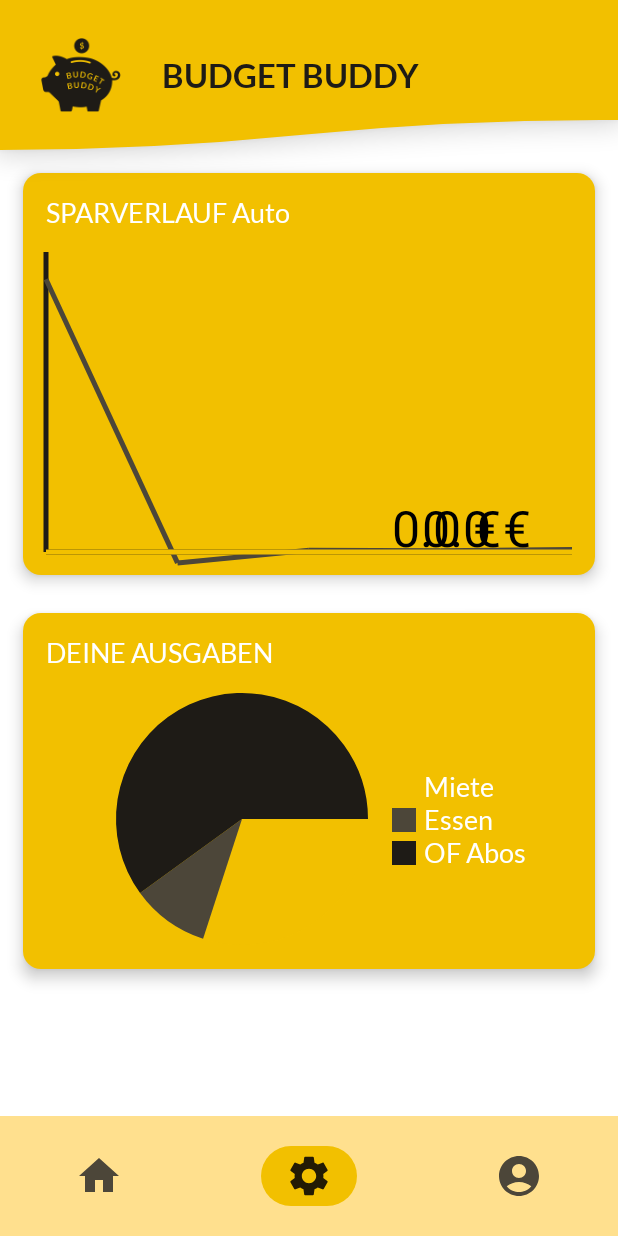
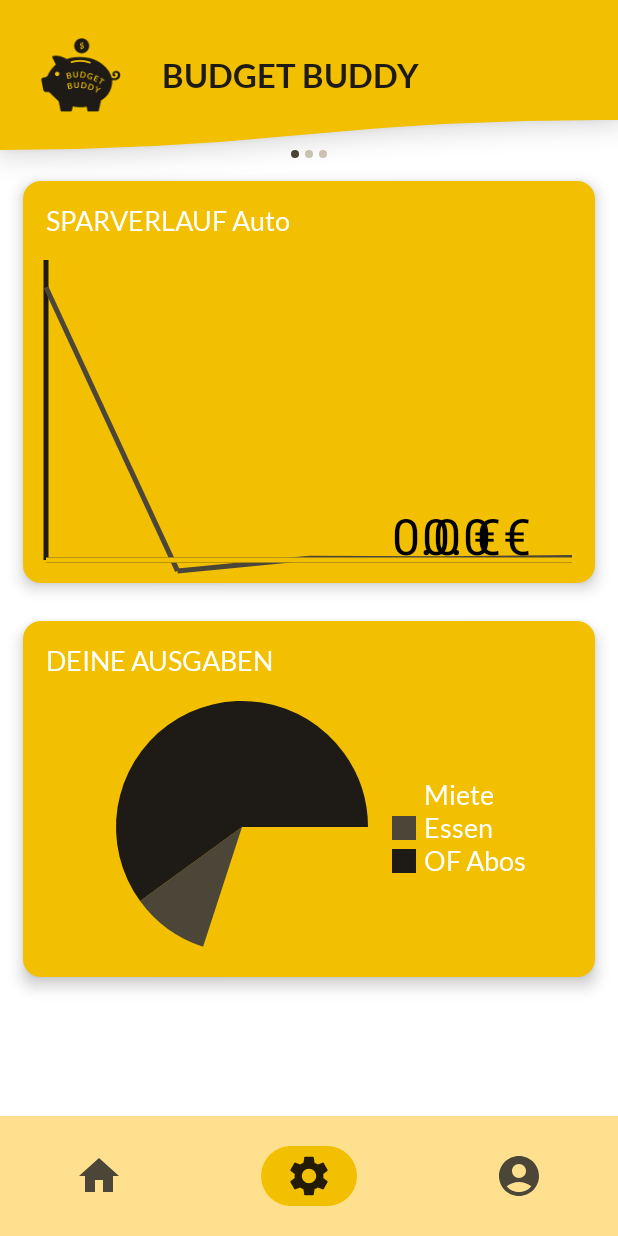
Before and after one commit to adamickik/BudgetBuddy, an Android app built with Jetpack Compose: the screen it shows after launch (MainActivity), item 2 of the bottom bar chosen, on a phone screen of 412 x 824 dp. Run offline under Robolectric (Android 15) with nearby library versions, the phone set to English and light mode, and no system bars; our stand-ins replace Dagger/Hilt's generated code, Room's generated code, livedata-compose.

Commit message:
Added Carousel to AnalyticsScreen

```diff
--- a/app/src/main/java/de/dhbw/heidenheim/adamickikarolina/budgetbuddy/data/savingGoal/SavingGoalDao.kt
+++ b/app/src/main/java/de/dhbw/heidenheim/adamickikarolina/budgetbuddy/data/savingGoal/SavingGoalDao.kt
@@ -25,6 +25,9 @@ interface SavingGoalDao {
     @Query("SELECT * FROM savingGoals WHERE sgName LIKE :savingGoalName LIMIT 1")
     fun getByName(savingGoalName: String): LiveData<SavingGoal>
 
+    @Query("SELECT COUNT(*) FROM savingGoals")
+    fun getCount(): Int
+
     @Insert
     fun insert(vararg savingGoal: SavingGoal)
 
--- a/app/src/main/java/de/dhbw/heidenheim/adamickikarolina/budgetbuddy/data/savingGoal/SavingGoalRepository.kt
+++ b/app/src/main/java/de/dhbw/heidenheim/adamickikarolina/budgetbuddy/data/savingGoal/SavingGoalRepository.kt
@@ -26,6 +26,10 @@ class SavingGoalRepository @Inject constructor(
         return savingGoalDao.getByName(sgName)
     }
 
+    fun getSavingGoalCount(): Int {
+        return savingGoalDao.getCount()
+    }
+
     fun insert(savingGoal: SavingGoal) {
         savingGoalDao.insert(savingGoal)
     }
--- a/app/src/main/java/de/dhbw/heidenheim/adamickikarolina/budgetbuddy/navigation/AnalyticsScreen.kt
+++ b/app/src/main/java/de/dhbw/heidenheim/adamickikarolina/budgetbuddy/navigation/AnalyticsScreen.kt
@@ -1,23 +1,50 @@
 package de.dhbw.heidenheim.adamickikarolina.budgetbuddy.navigation
 
+import androidx.compose.foundation.ExperimentalFoundationApi
 import androidx.compose.foundation.layout.Box
 import androidx.compose.foundation.layout.Column
 import androidx.compose.foundation.layout.fillMaxSize
+import androidx.compose.foundation.layout.fillMaxWidth
+import androidx.compose.foundation.pager.HorizontalPager
+import androidx.compose.foundation.pager.rememberPagerState
+import androidx.compose.material3.MaterialTheme
 import androidx.compose.runtime.Composable
+import androidx.compose.runtime.getValue
+import androidx.compose.runtime.livedata.observeAsState
 import androidx.compose.ui.Modifier
 import androidx.compose.ui.tooling.preview.Preview
+import androidx.hilt.navigation.compose.hiltViewModel
 import de.dhbw.heidenheim.adamickikarolina.budgetbuddy.data.ChartType
 import de.dhbw.heidenheim.adamickikarolina.budgetbuddy.ui.composables.charts.ChartCard
+import de.dhbw.heidenheim.adamickikarolina.budgetbuddy.ui.composables.general.AssignmentDialog
+import de.dhbw.heidenheim.adamickikarolina.budgetbuddy.ui.composables.general.DotsIndicator
+import de.dhbw.heidenheim.adamickikarolina.budgetbuddy.ui.composables.general.SnappingLazyRow
+import de.dhbw.heidenheim.adamickikarolina.budgetbuddy.ui.composables.savings.SavingDepotCard
+import de.dhbw.heidenheim.adamickikarolina.budgetbuddy.ui.composables.savings.SavingsCard
+import de.dhbw.heidenheim.adamickikarolina.budgetbuddy.ui.viewModel.ExpenseViewModel
+import de.dhbw.heidenheim.adamickikarolina.budgetbuddy.ui.viewModel.SavingsGoalViewModel
 
+@OptIn(ExperimentalFoundationApi::class)
 @Preview
 @Composable
 fun AnalyticsScreen(){
-    Box(
-        modifier = Modifier.fillMaxSize(),
+    val savingGoalsViewModel = hiltViewModel<SavingsGoalViewModel>()
+    val savingsGoalsListSize = savingGoalsViewModel.getSavingGoalCount()
+    val pagerState = rememberPagerState(pageCount = { savingsGoalsListSize})
+
+    Column(
+        modifier = Modifier.fillMaxWidth()
     ) {
-        Column {
+        DotsIndicator(
+            totalDots = savingsGoalsListSize + 1,
+            selectedIndex = pagerState.currentPage
+        )
+        HorizontalPager(
+            state = pagerState
+        ) { page ->
+            // TODO get this into ViewModel
             ChartCard(chartType = ChartType.LineChart)
-            ChartCard(chartType = ChartType.PieChart)
         }
+        ChartCard(chartType = ChartType.PieChart)
     }
 }
--- a/app/src/main/java/de/dhbw/heidenheim/adamickikarolina/budgetbuddy/ui/composables/charts/ChartCard.kt
+++ b/app/src/main/java/de/dhbw/heidenheim/adamickikarolina/budgetbuddy/ui/composables/charts/ChartCard.kt
@@ -24,6 +24,7 @@ fun ChartCard(
 
     // TODO change to string
     val savingsGoalName = chartViewModel.savingsGoalName.observeAsState("Default Name")
+
     ElevatedCard(
         elevation = CardDefaults.cardElevation(defaultElevation = 6.dp),
         modifier = Modifier
@@ -31,7 +32,6 @@ fun ChartCard(
             .padding(top = 15.dp, start = 15.dp, end = 15.dp, bottom = 10.dp),
     ) {
         Column {
-
             val text = when (chartType) {
                 ChartType.LineChart -> stringResource(R.string.analytics_savingsHistory_name, savingsGoalName.value)
                 ChartType.PieChart -> stringResource(R.string.analytics_expenses_name)
--- a/app/src/main/java/de/dhbw/heidenheim/adamickikarolina/budgetbuddy/ui/composables/general/DotsIndicator.kt
+++ b/app/src/main/java/de/dhbw/heidenheim/adamickikarolina/budgetbuddy/ui/composables/general/DotsIndicator.kt
@@ -10,6 +10,7 @@ import androidx.compose.foundation.layout.size
 import androidx.compose.foundation.layout.wrapContentHeight
 import androidx.compose.foundation.lazy.LazyRow
 import androidx.compose.foundation.shape.CircleShape
+import androidx.compose.material3.MaterialTheme
 import androidx.compose.runtime.Composable
 import androidx.compose.ui.Modifier
 import androidx.compose.ui.draw.clip
@@ -19,9 +20,7 @@ import androidx.compose.ui.unit.dp
 @Composable
 fun DotsIndicator(
     totalDots : Int,
-    selectedIndex : Int,
-    selectedColor: Color,
-    unSelectedColor: Color,
+    selectedIndex : Int
 ){
     LazyRow(
         modifier = Modifier
@@ -36,14 +35,14 @@ fun DotsIndicator(
                     modifier = Modifier
                         .size(5.dp)
                         .clip(CircleShape)
-                        .background(selectedColor)
+                        .background(MaterialTheme.colorScheme.onSurfaceVariant)
                 )
             } else {
                 Box(
                     modifier = Modifier
                         .size(5.dp)
                         .clip(CircleShape)
-                        .background(unSelectedColor)
+                        .background(MaterialTheme.colorScheme.outlineVariant)
                 )
             }
             if (index != totalDots - 1) {
--- a/app/src/main/java/de/dhbw/heidenheim/adamickikarolina/budgetbuddy/ui/composables/general/SnappingLazyRow.kt
+++ b/app/src/main/java/de/dhbw/heidenheim/adamickikarolina/budgetbuddy/ui/composables/general/SnappingLazyRow.kt
@@ -44,9 +44,7 @@ fun SnappingLazyRow(
 
     DotsIndicator(
         totalDots = savingsGoalsListSize + 1,
-        selectedIndex = pagerState.currentPage,
-        selectedColor = MaterialTheme.colorScheme.onSurfaceVariant,
-        unSelectedColor = MaterialTheme.colorScheme.outlineVariant,
+        selectedIndex = pagerState.currentPage
     )
 
     HorizontalPager(
--- a/app/src/main/java/de/dhbw/heidenheim/adamickikarolina/budgetbuddy/ui/composables/savings/SavingGoalCard.kt
+++ b/app/src/main/java/de/dhbw/heidenheim/adamickikarolina/budgetbuddy/ui/composables/savings/SavingGoalCard.kt
@@ -61,8 +61,6 @@ fun SavingsGoalCard(savingsGoal: SavingGoal){
                         end = 10.dp,
                         bottom=10.dp),
             )
-
         }
-
     }
 }
--- a/app/src/main/java/de/dhbw/heidenheim/adamickikarolina/budgetbuddy/ui/viewModel/SavingsGoalViewModel.kt
+++ b/app/src/main/java/de/dhbw/heidenheim/adamickikarolina/budgetbuddy/ui/viewModel/SavingsGoalViewModel.kt
@@ -24,4 +24,8 @@ class SavingsGoalViewModel @Inject constructor(
     fun insertAsList(savingGoals: List<SavingGoal>) {
         savingGoalRepository.insertAsList(savingGoals)
     }
+
+    fun getSavingGoalCount(): Int {
+        return savingGoalRepository.getSavingGoalCount()
+    }
 }
```
Also changed, not shown: app/src/main/java/de/dhbw/heidenheim/adamickikarolina/budgetbuddy/ui/viewModel/ChartViewModel.kt (indentation only).
